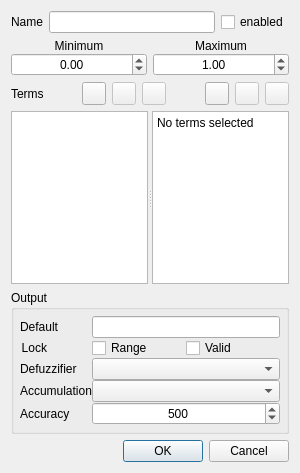
The window that qtfuzzylite/ui/Variable.ui (fuzzylite/fuzzylite) describes before a commit, drawn with Qt 5.
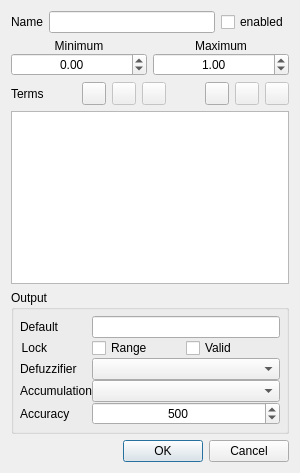
The same window after the commit. Icons and pictures are not drawn.

Patch:
```diff
--- a/qtfuzzylite/ui/Variable.ui
+++ b/qtfuzzylite/ui/Variable.ui
@@ -346,23 +346,6 @@
            <enum>QAbstractItemView::SelectRows</enum>
           </property>
          </widget>
-         <widget class="QPlainTextEdit" name="ptx_terms">
-          <property name="sizePolicy">
-           <sizepolicy hsizetype="Preferred" vsizetype="Expanding">
-            <horstretch>0</horstretch>
-            <verstretch>0</verstretch>
-           </sizepolicy>
-          </property>
-          <property name="lineWrapMode">
-           <enum>QPlainTextEdit::NoWrap</enum>
-          </property>
-          <property name="readOnly">
-           <bool>true</bool>
-          </property>
-          <property name="plainText">
-           <string>No terms selected</string>
-          </property>
-         </widget>
         </widget>
        </item>
       </layout>
```
